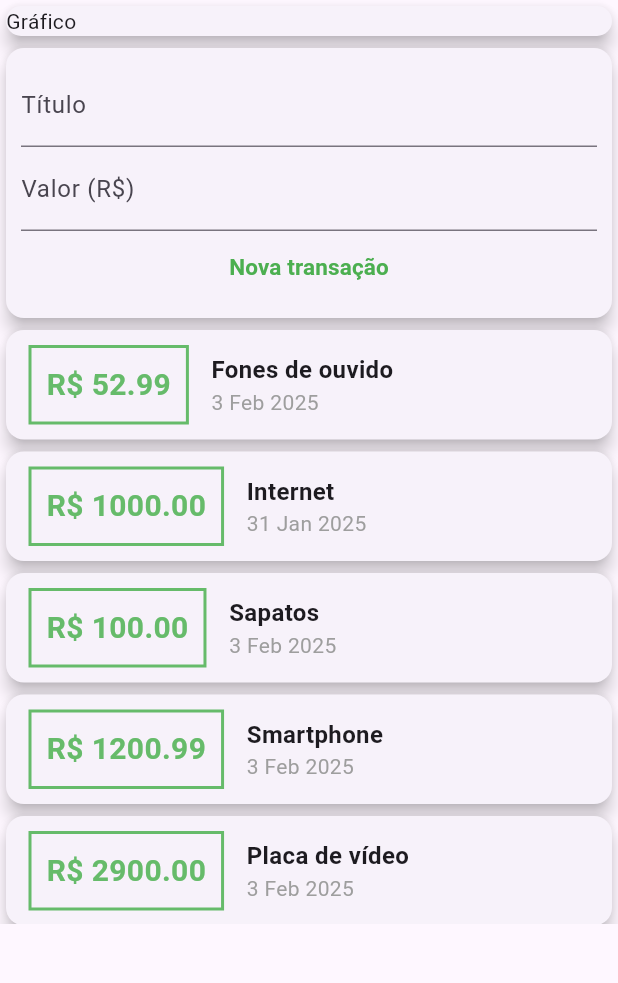
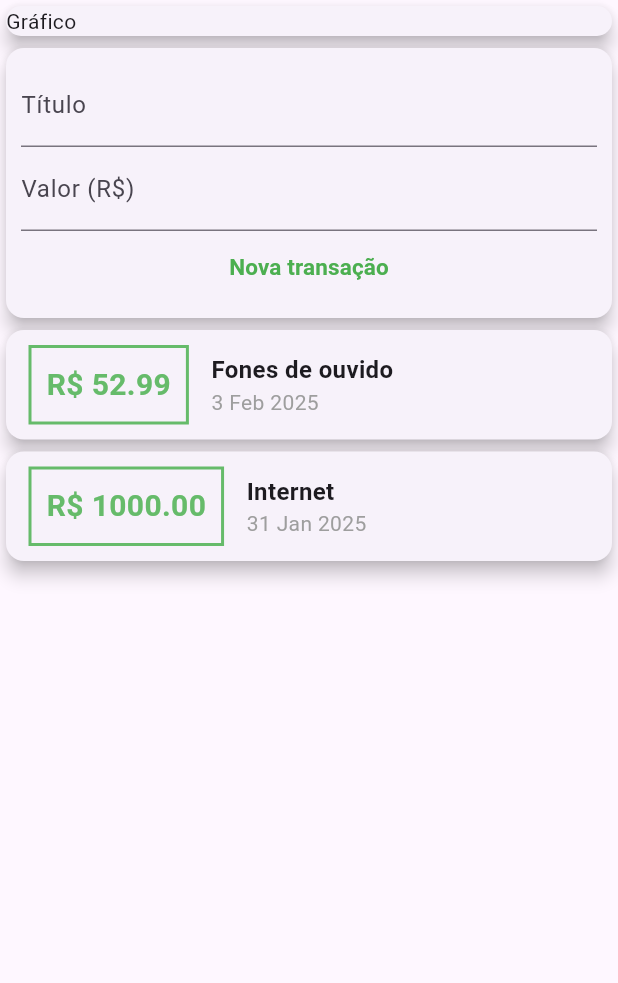
Before and after one commit to mateusalmeiida/despesas-pessoais-flutter, a Flutter app: the screen it shows after launch, after a tap on "Nova transação", on a phone screen of 412 x 824 dp, the part 84-1067 px from its top. Run offline on Flutter 3.47's test engine with Material 3 defaults, Android fonts, the light colour scheme and no system bars.

Commit message:
Adicionado teclado numerico ao inserir o valor da transação

```diff
--- a/lib/components/transaction_form.dart
+++ b/lib/components/transaction_form.dart
@@ -7,6 +7,17 @@ class TransactionForm extends StatelessWidget {
   final void Function(String, double) onSubmit;
 
   TransactionForm({required this.onSubmit, super.key});
+
+  _submitForm() {
+    final title = _titleController.text;
+    final value = double.tryParse(_valueController.text) ?? 0.0;
+
+    if (title.isEmpty || value <= 0) {
+      return;
+    }
+
+    onSubmit(title, value);
+  }
 
   @override
   Widget build(BuildContext context) {
@@ -18,18 +29,21 @@ class TransactionForm extends StatelessWidget {
           children: [
             TextField(
               controller: _titleController,
+              onSubmitted: (_) {
+                _submitForm();
+              },
               decoration: InputDecoration(labelText: 'Título'),
             ),
             TextField(
               controller: _valueController,
+              keyboardType: TextInputType.numberWithOptions(decimal: true),
+              onSubmitted: (_) {
+                _submitForm();
+              },
               decoration: InputDecoration(labelText: 'Valor (R\$)'),
             ),
             TextButton(
-                onPressed: () {
-                  final title = _titleController.text;
-                  final value = double.tryParse(_valueController.text) ?? 0.0;
-                  onSubmit(title, value);
-                },
+                onPressed: _submitForm,
                 child: Text(
                   'Nova transação',
                   style: TextStyle(
--- a/lib/components/transaction_user.dart
+++ b/lib/components/transaction_user.dart
@@ -21,22 +21,6 @@ class _TransactionUserState extends State<TransactionUser> {
         title: 'Internet',
         value: 1000,
         date: DateTime(2025, 1, 31, 10, 20)),
-    Transaction(id: 't3', title: 'Sapatos', value: 100, date: DateTime.now()),
-    Transaction(
-        id: 't4', title: 'Smartphone', value: 1200.99, date: DateTime.now()),
-    Transaction(
-        id: 't5',
-        title: 'Placa de vídeo',
-        value: 2900.00,
-        date: DateTime.now()),
-    Transaction(id: 't6', title: 'Lanche', value: 30, date: DateTime.now()),
-    Transaction(
-        id: 't7',
-        title: 'Bola de Basquete',
-        value: 250.99,
-        date: DateTime.now()),
-    Transaction(
-        id: 't8', title: 'Capinha de celular', value: 20, date: DateTime.now()),
   ];
 
   @override
```
